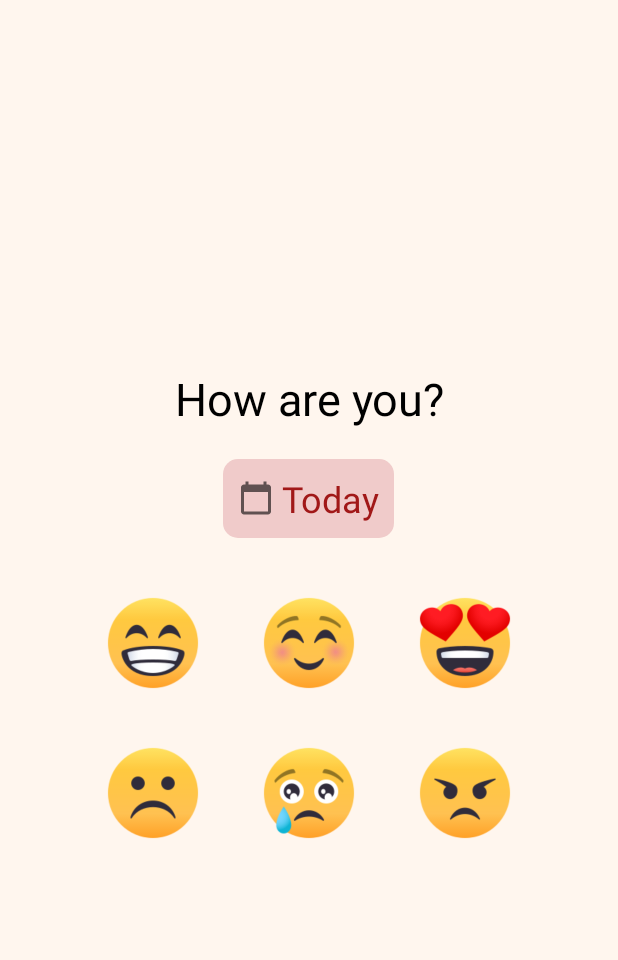
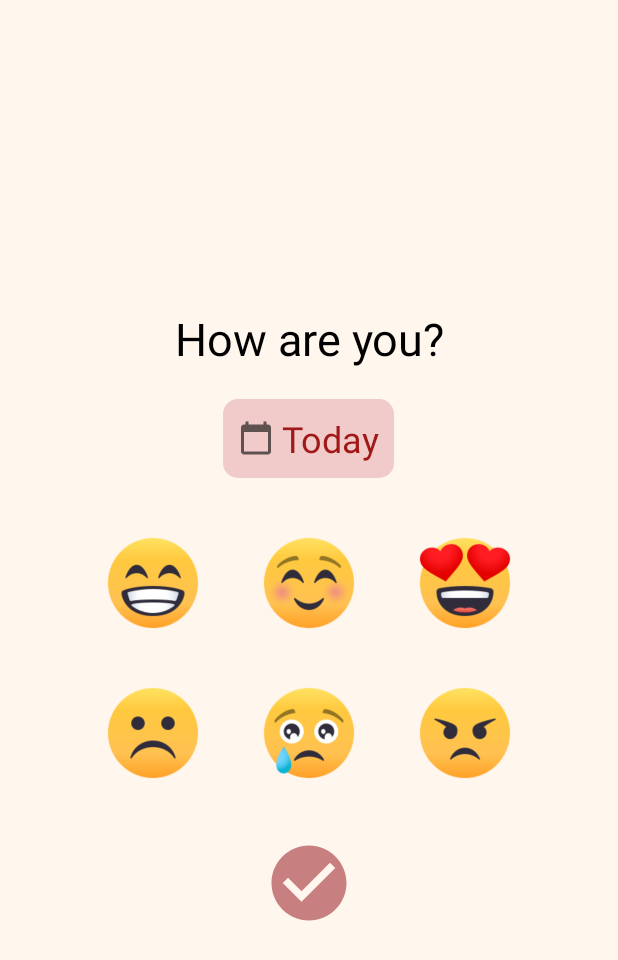
Before and after one commit to GiangNguyen1207/Emory, an Android app: the layout activity_add_mood.xml on its own in the app's theme, with its tools: preview values and no code run, on a phone screen of 412 x 824 dp. Shown: the top 960 px of the screen. Run offline under Robolectric (Android 15) with nearby library versions, the phone set to English and light mode, and no system bars; Roboto replaces fonts that are not available here.

Commit message:
add save button to add mood activity

```diff
--- a/app/src/main/AndroidManifest.xml
+++ b/app/src/main/AndroidManifest.xml
@@ -9,10 +9,10 @@
         android:roundIcon="@mipmap/ic_launcher_round"
         android:supportsRtl="true"
         android:theme="@style/Theme.Emory">
-        <activity android:name=".AddMoodActivity" />
+        <activity android:name=".EntriesActivity" />
         <activity android:name=".SignupActivity" />
         <activity android:name=".Activities" />
-        <activity android:name=".EntriesActivity">
+        <activity android:name=".AddMoodActivity">
             <intent-filter>
                 <action android:name="android.intent.action.MAIN" />
 
--- /dev/null
+++ b/app/src/main/res/drawable/ic_check_circle.xml
@@ -0,0 +1,5 @@
+<vector android:height="24dp" android:tint="#C87F7F"
+    android:viewportHeight="24" android:viewportWidth="24"
+    android:width="24dp" xmlns:android="http://schemas.android.com/apk/res/android">
+    <path android:fillColor="@android:color/white" android:pathData="M12,2C6.48,2 2,6.48 2,12s4.48,10 10,10 10,-4.48 10,-10S17.52,2 12,2zM10,17l-5,-5 1.41,-1.41L10,14.17l7.59,-7.59L19,8l-9,9z"/>
+</vector>
--- a/app/src/main/res/layout/activity_add_mood.xml
+++ b/app/src/main/res/layout/activity_add_mood.xml
@@ -126,6 +126,15 @@
 
         </LinearLayout>
 
+        <Button
+            android:id="@+id/saveMood"
+            android:layout_width="60dp"
+            android:layout_height="60dp"
+            android:background="@drawable/ic_check_circle"
+            android:layout_gravity="center"
+            android:layout_marginTop="20dp"
+            android:enabled="false" />
+
     </LinearLayout>
 
 </androidx.constraintlayout.widget.ConstraintLayout>
```
Also changed, not shown: app/src/main/java/com/example/emory/AddMoodActivity.java (+59 -0 lines).
